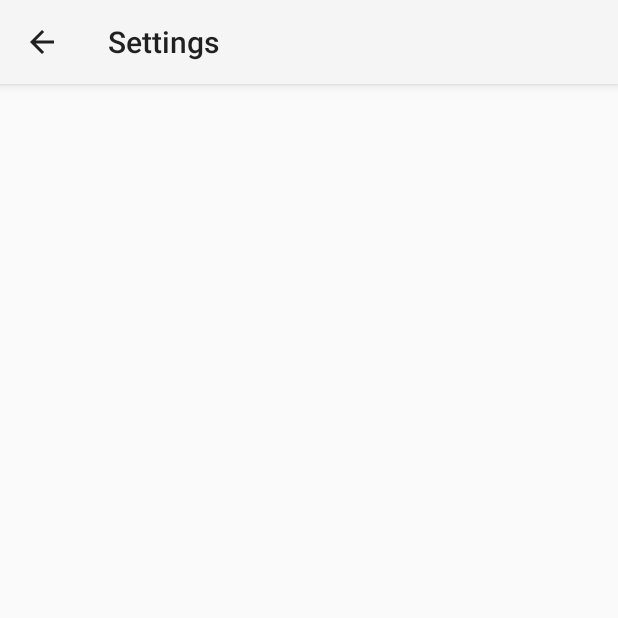
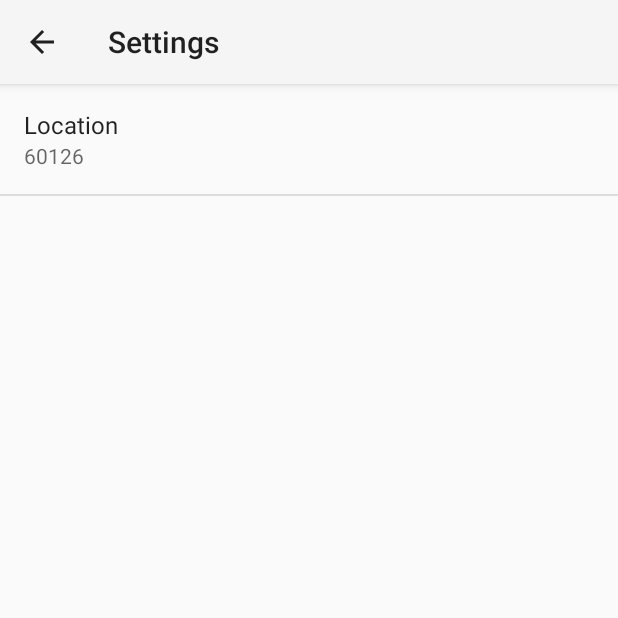
Before and after one commit to robnasby/sunshine, an Android app: the SettingsActivity screen opened directly, with no data from a screen before it, on a phone screen of 412 x 824 dp, the top half of it. Run offline under Robolectric (Android 15) with nearby library versions, the phone set to English and light mode, and no system bars.

Commit message:
Display the location preference in the Settings activity.

```diff
--- a/app/src/main/java/com/nasbys/rob/sunshine/SettingsActivity.java
+++ b/app/src/main/java/com/nasbys/rob/sunshine/SettingsActivity.java
@@ -21,11 +21,11 @@ public class SettingsActivity extends PreferenceActivity
     public void onCreate(Bundle savedInstanceState) {
         super.onCreate(savedInstanceState);
         // Add 'general' preferences, defined in the XML file
-        // TODO: Add preferences from XML
+        addPreferencesFromResource(R.xml.pref_general);
 
         // For all preferences, attach an OnPreferenceChangeListener so the UI summary can be
         // updated when the preference changes.
-        // TODO: Add preferences
+        bindPreferenceSummaryToValue(findPreference(getString(R.string.pref_location_key)));
     }
 
     /**
--- a/app/src/main/res/values/strings.xml
+++ b/app/src/main/res/values/strings.xml
@@ -8,4 +8,8 @@
     <string name="title_activity_detail">Forecast Details</string>
     <string name="title_activity_settings">Settings</string>
 
+    <string name="pref_location_label">Location</string>
+    <string name="pref_location_key">Location</string>
+    <string name="pref_location_default">60126</string>
+
 </resources>
--- /dev/null
+++ b/app/src/main/res/xml/pref_general.xml
@@ -0,0 +1,11 @@
+<?xml version="1.0" encoding="utf-8"?>
+<PreferenceScreen xmlns:android="http://schemas.android.com/apk/res/android">
+
+    <EditTextPreference
+        android:title="@string/pref_location_label"
+        android:key="@string/pref_location_key"
+        android:defaultValue="@string/pref_location_default"
+        android:inputType="text"
+        android:singleLine="true" />
+
+</PreferenceScreen>
```
